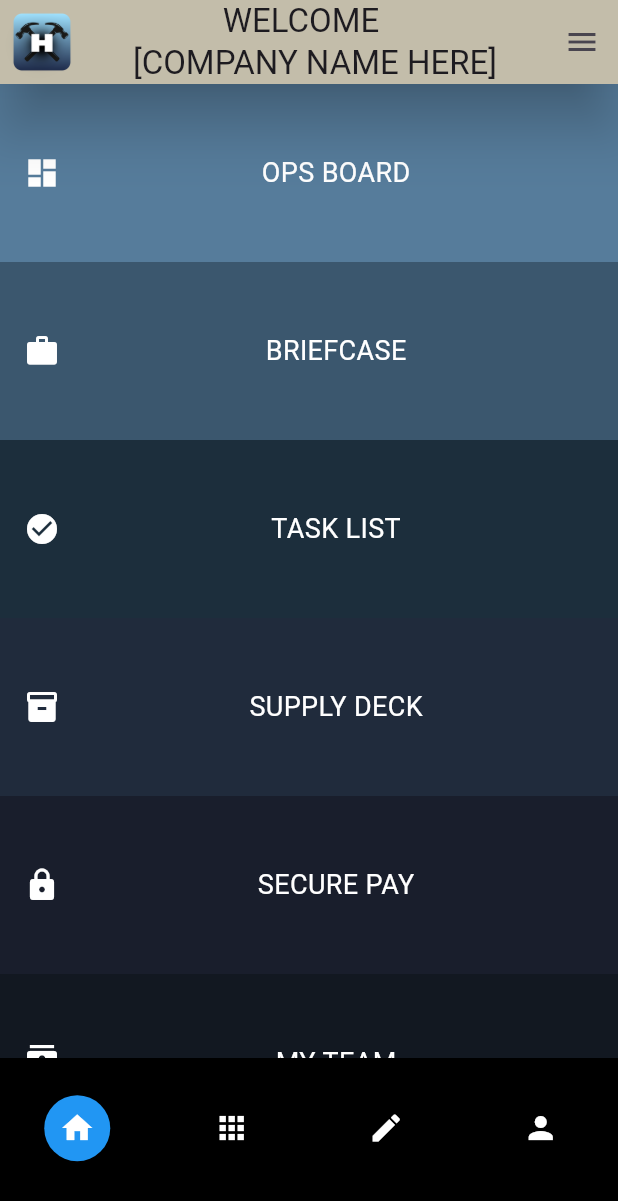
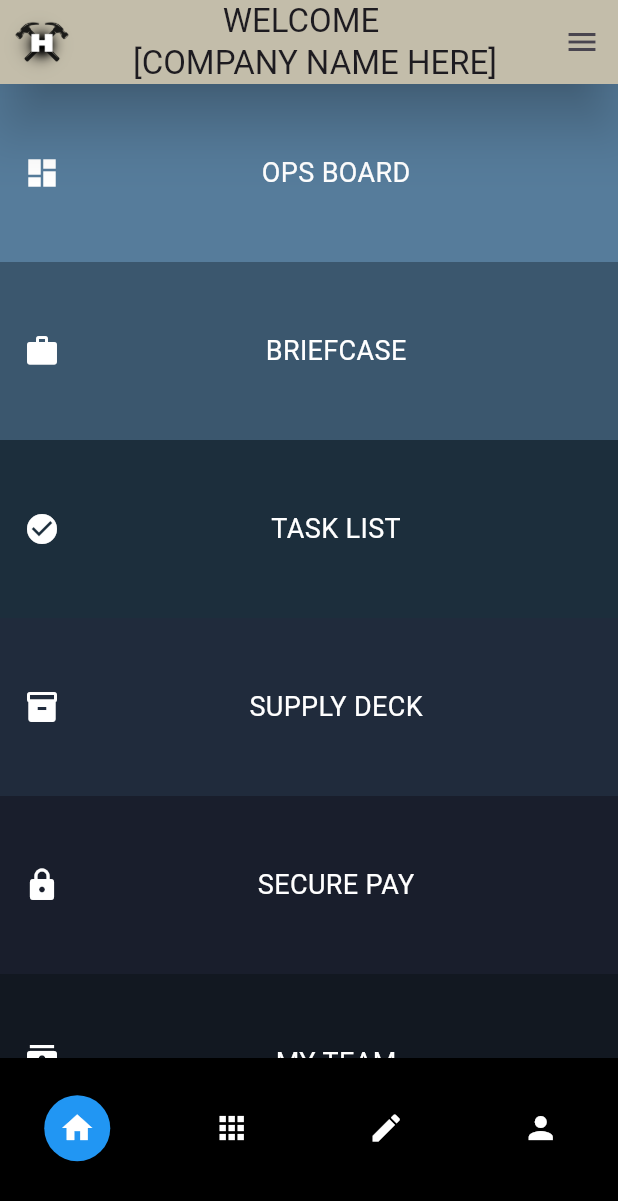
Before and after one commit to LordHandLee/HammerOps, a Flutter app: the MyHomePage screen opened by its route, on a phone screen of 412 x 824 dp. Shown: the top 1201 px of the screen. Run offline on Flutter 3.47's test engine with Material 3 defaults, Android fonts, the phone set to English and light mode, and no system bars; our stand-ins replace fl_chart.

```diff
--- a/lib/main.dart
+++ b/lib/main.dart
@@ -179,7 +179,7 @@ class _MyHomePageState extends State<MyHomePage> {
       backgroundColor: Color.fromARGB(255, 32, 43, 62),
       appBar: AppBar(
           leading: Image.asset(
-            'images/logo.png', // URL for network image
+            'images/logo1.png', // URL for network image
             width: 40,
             height: 40,
           ),
--- a/pubspec.yaml
+++ b/pubspec.yaml
@@ -64,6 +64,7 @@ flutter:
   #   - images/a_dot_ham.jpeg
   assets:
     - images/logo.png
+    - images/logo1.png
     - images/hero.png
   # An image asset can refer to one or more resolution-specific "variants", see
   # https://flutter.dev/to/resolution-aware-images
```
Also changed, not shown: images/logo1.png (added).
